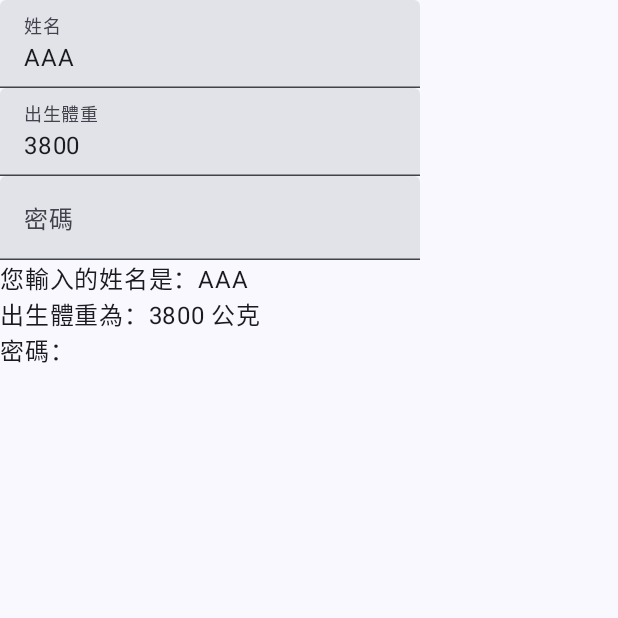
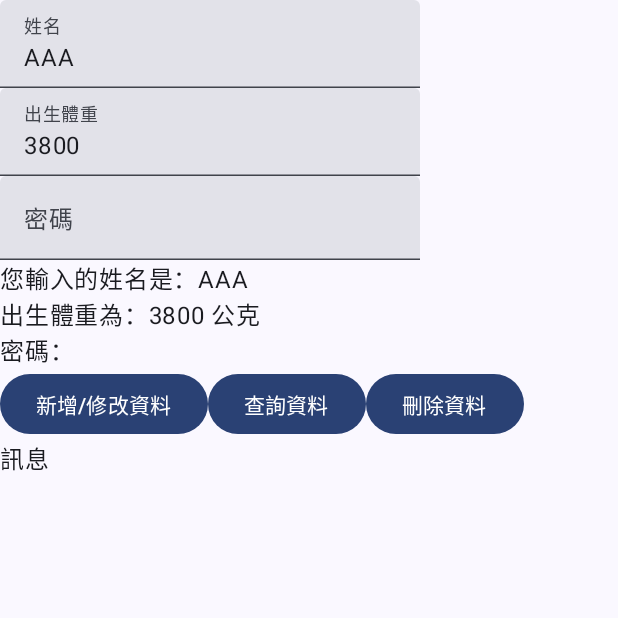
Before and after one commit to hhc-a/FireStore, an Android app built with Jetpack Compose: the screen it shows after launch (MainActivity), on a phone screen of 412 x 824 dp, the top half of it. Run offline under Robolectric (Android 15) with nearby library versions, the phone set to English and light mode, and no system bars.

Commit message:
6th_資料庫按鈕

```diff
--- a/app/src/main/java/tw/edu/pu/csim/s1120053/firestore/MainActivity.kt
+++ b/app/src/main/java/tw/edu/pu/csim/s1120053/firestore/MainActivity.kt
@@ -47,9 +47,10 @@ class MainActivity : ComponentActivity() {
 
 @Composable
 fun Birth(m: Modifier){
-    var userPassword by remember { mutableStateOf("")}
     var userName by remember { mutableStateOf("AAA")}
     var userWeight by remember { mutableStateOf(3800)}
+    var userPassword by remember { mutableStateOf("")}
+    var msg by remember { mutableStateOf("訊息")}
     Column {
         TextField(
             value = userName,
@@ -83,8 +84,19 @@ fun Birth(m: Modifier){
             keyboardOptions = KeyboardOptions
                 (keyboardType = KeyboardType.Password)
         )
-
         Text("您輸入的姓名是：$userName\n出生體重為：$userWeight 公克"+ "\n密碼：$userPassword")
+        Row {
+            Button(onClick = {  }) {
+                Text("新增/修改資料")
+            }
+            Button(onClick = {  }) {
+                Text("查詢資料")
+            }
+            Button(onClick = {  }) {
+                Text("刪除資料")
+            }
+        }
+        Text(text = msg)
 
     }
 }
```
